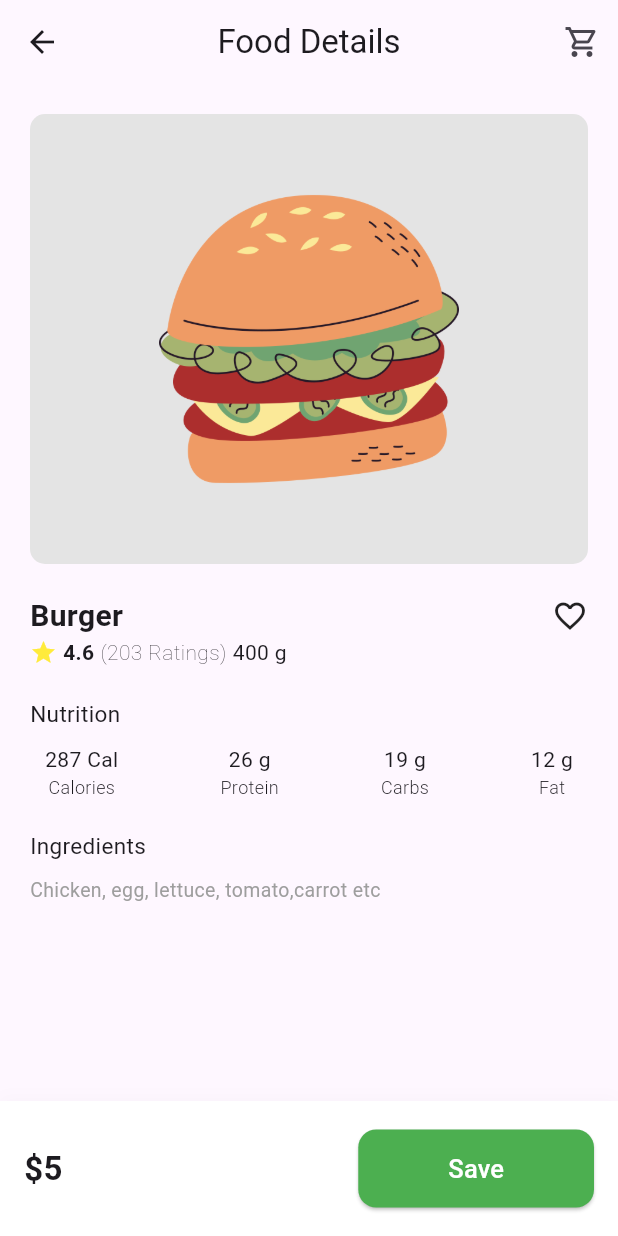
After one commit to AnweshaPal26/Quick_Bite-FlutterUI, a Flutter app: the screen it shows after launch, after a tap on "Burger", on a phone screen of 412 x 824 dp. The commit adds this screen. Run offline on Flutter 3.47's test engine with Material 3 defaults, Android fonts, the phone set to English and light mode, and no system bars.

Commit message:
second screen added

```diff
--- /dev/null
+++ b/lib/screens/product.dart
@@ -0,0 +1,139 @@
+import 'package:flutter/material.dart';
+import 'package:quick_byte/models/food.dart';
+import 'package:quick_byte/widgets/nutrition_card.dart';
+
+class Product extends StatelessWidget {
+  final Food food;
+  const Product({required this.food, super.key});
+
+  @override
+  Widget build(BuildContext context) {
+    return Scaffold(
+      appBar: AppBar(
+        title: Text('Food Details'),
+        centerTitle: true,
+        actions: [
+          IconButton(
+            onPressed: () {},
+            icon: Icon(Icons.shopping_cart_outlined),
+          ),
+        ],
+      ),
+      bottomNavigationBar: Container(
+        height: 90,
+        padding: const EdgeInsets.symmetric(horizontal: 16, vertical: 12),
+        decoration: BoxDecoration(
+          color: Colors.white,
+          boxShadow: [
+            BoxShadow(
+              color: Colors.black.withAlpha(5),
+              blurRadius: 8,
+              offset: const Offset(0, -2),
+            ),
+          ],
+        ),
+        child: Row(
+          mainAxisAlignment: MainAxisAlignment.spaceBetween,
+          children: [
+            Text(
+              food.price,
+              style: TextStyle(fontSize: 22, fontWeight: FontWeight.w700),
+            ),
+            ElevatedButton(
+              onPressed: () {},
+              style: ElevatedButton.styleFrom(
+                backgroundColor: Colors.green,
+                padding: EdgeInsets.symmetric(horizontal: 60, vertical: 14),
+                shape: RoundedRectangleBorder(
+                  borderRadius: BorderRadius.circular(12),
+                ),
+              ),
+              child: Text(
+                'Save',
+                style: TextStyle(fontSize: 17, color: Colors.white),
+              ),
+            ),
+          ],
+        ),
+      ),
+      body: Padding(
+        padding: EdgeInsets.all(20),
+        child: Column(
+          crossAxisAlignment: CrossAxisAlignment.start,
+          children: [
+            Container(
+              height: 300,
+              width: double.infinity,
+              decoration: BoxDecoration(
+                color: const Color.fromARGB(255, 228, 228, 228),
+                borderRadius: BorderRadius.circular(10),
+              ),
+              child: Center(
+                child: Image.asset(
+                  food.image,
+                  height: 200,
+                  width: 200,
+                  fit: BoxFit.cover,
+                ),
+              ),
+            ),
+            const SizedBox(height: 20),
+            Row(
+              mainAxisAlignment: MainAxisAlignment.spaceBetween,
+              children: [
+                Text(
+                  food.name,
+                  style: TextStyle(fontSize: 20, fontWeight: FontWeight.w700),
+                ),
+                Icon(Icons.favorite_outline),
+              ],
+            ),
+
+            Row(
+              children: [
+                Icon(Icons.star, color: Colors.yellow, size: 18),
+                const SizedBox(width: 4),
+                Text('4.6', style: TextStyle(fontWeight: FontWeight.bold)),
+                const SizedBox(width: 4),
+                Text(
+                  '(203 Ratings)',
+                  style: TextStyle(fontWeight: FontWeight.w100),
+                ),
+                const SizedBox(width: 4),
+                Text('400 g'),
+              ],
+            ),
+            const SizedBox(height: 20),
+            Text(
+              'Nutrition',
+              style: TextStyle(fontSize: 15, fontWeight: FontWeight.w400),
+            ),
+            const SizedBox(height: 10),
+            Padding(
+              padding: EdgeInsets.only(left: 10, right: 10),
+              child: Row(
+                mainAxisAlignment: MainAxisAlignment.spaceBetween,
+                children: [
+                  NutritionCard(value: '287 Cal', label: 'Calories'),
+                  NutritionCard(value: '26 g', label: 'Protein'),
+                  NutritionCard(value: '19 g', label: 'Carbs'),
+                  NutritionCard(value: '12 g', label: 'Fat'),
+                ],
+              ),
+            ),
+            const SizedBox(height: 20),
+            Text(
+              'Ingredients',
+              style: TextStyle(fontSize: 15, fontWeight: FontWeight.w400),
+            ),
+            const SizedBox(height: 10),
+            Text(
+              'Chicken, egg, lettuce, tomato,carrot etc',
+              style: TextStyle(fontSize: 13, color: Colors.grey),
+            ),
+          ],
+        ),
+      ),
+    );
+  }
+}
--- a/lib/widgets/all_food_list.dart
+++ b/lib/widgets/all_food_list.dart
@@ -1,5 +1,6 @@
 import 'package:flutter/material.dart';
 import 'package:quick_byte/data/recommended.dart';
+import 'package:quick_byte/screens/product.dart';
 
 class AllFoodList extends StatelessWidget {
   const AllFoodList({super.key});
@@ -13,7 +14,14 @@ class AllFoodList extends StatelessWidget {
       itemCount: allFoodList.length,
       itemBuilder: (ctx, index) {
         final foods = allFoodList[index];
-        return Container(
+        return InkWell(
+          onTap: () {
+            Navigator.push(
+              context,
+              MaterialPageRoute(builder: (ctx) => Product(food: foods)),
+            );
+          },
+          child: Container(
             height: 70,
             decoration: BoxDecoration(
               color: Colors.white,
@@ -81,6 +89,7 @@ class AllFoodList extends StatelessWidget {
                 ),
               ],
             ),
+          ),
         );
       },
       separatorBuilder: (ctx, index) => const SizedBox(height: 12),
--- /dev/null
+++ b/lib/widgets/nutrition_card.dart
@@ -0,0 +1,23 @@
+import 'package:flutter/material.dart';
+
+class NutritionCard extends StatelessWidget {
+  final String value;
+  final String label;
+  const NutritionCard({required this.value, required this.label, super.key});
+
+  @override
+  Widget build(BuildContext context) {
+    return Column(
+      children: [
+        Text(
+          value,
+          style: TextStyle(fontWeight: FontWeight.w400, fontSize: 14),
+        ),
+        Text(
+          label,
+          style: TextStyle(fontWeight: FontWeight.w300, fontSize: 12),
+        ),
+      ],
+    );
+  }
+}
--- a/lib/widgets/recommended_list.dart
+++ b/lib/widgets/recommended_list.dart
@@ -1,5 +1,6 @@
 import 'package:flutter/material.dart';
 import 'package:quick_byte/data/recommended.dart';
+import 'package:quick_byte/screens/product.dart';
 
 class Recommendedlist extends StatelessWidget {
   const Recommendedlist({super.key});
@@ -14,7 +15,14 @@ class Recommendedlist extends StatelessWidget {
         padding: const EdgeInsets.symmetric(horizontal: 20),
         itemBuilder: (context, index) {
           final food = recommendedList[index];
-          return Container(
+          return InkWell(
+            onTap: () {
+              Navigator.push(
+                context,
+                MaterialPageRoute(builder: (ctx) => Product(food: food)),
+              );
+            },
+            child: Container(
               width: 150,
               margin: const EdgeInsets.only(right: 12),
               decoration: BoxDecoration(
@@ -69,12 +77,17 @@ class Recommendedlist extends StatelessWidget {
                               color: Color.fromARGB(255, 13, 199, 116),
                               borderRadius: BorderRadius.circular(6),
                             ),
-                          child: Icon(Icons.add, color: Colors.white, size: 12),
+                            child: Icon(
+                              Icons.add,
+                              color: Colors.white,
+                              size: 12,
+                            ),
                           ),
                         ),
                       ],
                     ),
                   ],
+                ),
               ),
             ),
           );
```
Also changed, not shown: 3 other files. Lines whose indentation alone changed are shown as unchanged.
